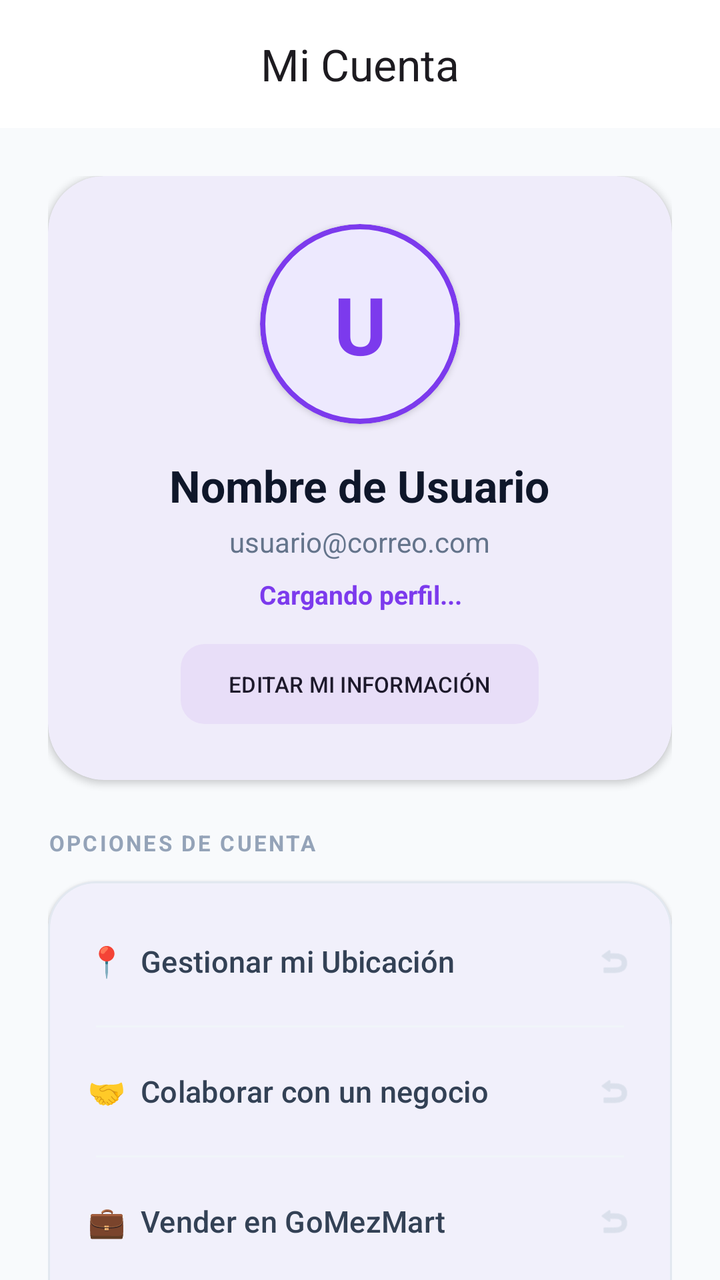
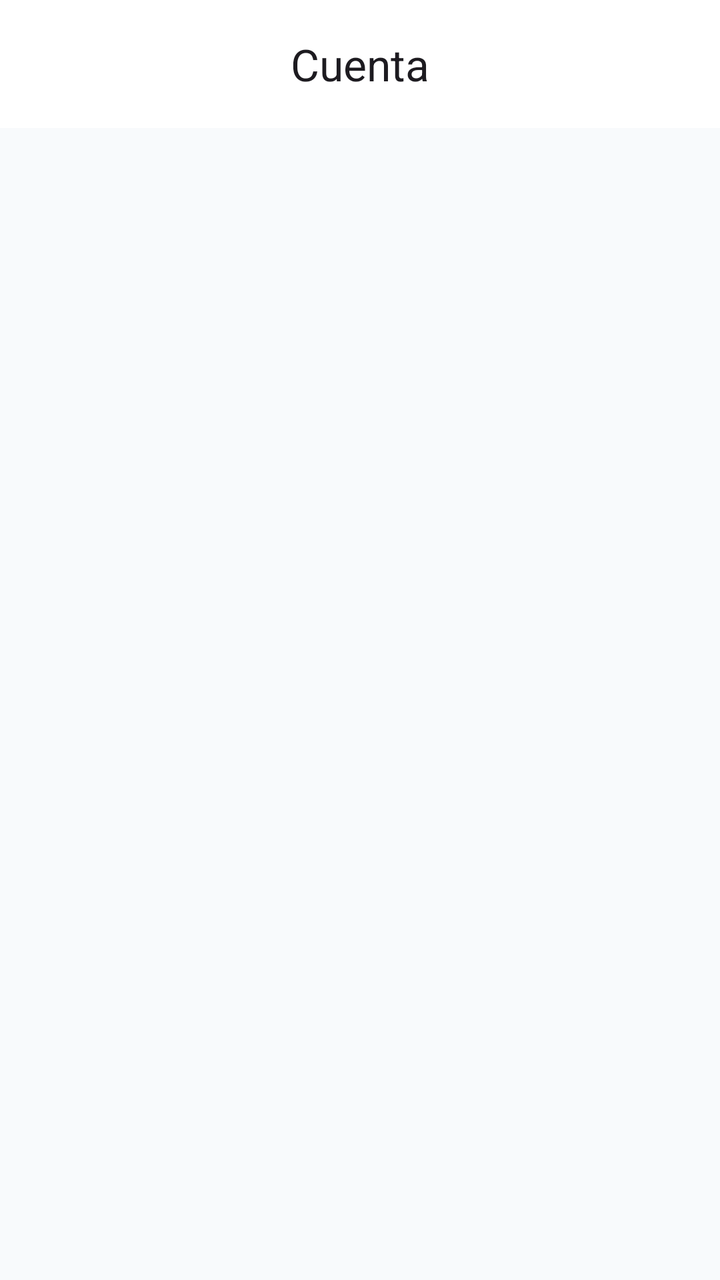

Before-and-after screenshots of an Android layout around one commit, followed by the original layout XML and the change that was made.
<!-- AndroidManifest.xml: application theme Theme.Gomezmart -->
<!-- res/layout/fragment_buyer_account.xml -->
<?xml version="1.0" encoding="utf-8"?>
<androidx.coordinatorlayout.widget.CoordinatorLayout xmlns:android="http://schemas.android.com/apk/res/android"
    xmlns:app="http://schemas.android.com/apk/res-auto"
    android:layout_width="match_parent"
    android:layout_height="match_parent"
    android:background="@color/slate_50">

    <com.google.android.material.appbar.AppBarLayout
        android:layout_width="match_parent"
        android:layout_height="wrap_content"
        android:background="@color/white"
        app:elevation="0dp">
        <com.google.android.material.appbar.MaterialToolbar
            android:id="@+id/toolbarAccount"
            android:layout_width="match_parent"
            android:layout_height="?attr/actionBarSize"
            app:title="Mi Cuenta"
            app:titleCentered="true" />
    </com.google.android.material.appbar.AppBarLayout>

    <androidx.core.widget.NestedScrollView
        android:layout_width="match_parent"
        android:layout_height="match_parent"
        app:layout_behavior="@string/appbar_scrolling_view_behavior">

        <LinearLayout
            android:layout_width="match_parent"
            android:layout_height="wrap_content"
            android:orientation="vertical"
            android:padding="24dp">

            
            <com.google.android.material.card.MaterialCardView
                android:layout_width="match_parent"
                android:layout_height="wrap_content"
                app:cardCornerRadius="28dp"
                app:cardElevation="2dp"
                app:strokeWidth="0dp"
                android:layout_marginBottom="24dp">

                <LinearLayout
                    android:layout_width="match_parent"
                    android:layout_height="wrap_content"
                    android:orientation="vertical"
                    android:padding="24dp"
                    android:gravity="center">

                    <com.google.android.material.card.MaterialCardView
                        android:id="@+id/cardProfileImage"
                        android:layout_width="100dp"
                        android:layout_height="100dp"
                        app:cardCornerRadius="50dp"
                        app:cardElevation="2dp"
                        app:strokeWidth="2.5dp"
                        app:strokeColor="@color/purple_600"
                        app:cardBackgroundColor="@color/purple_100">
                        <FrameLayout
                            android:layout_width="match_parent"
                            android:layout_height="match_parent">
                            <TextView
                                android:id="@+id/tvProfileInitial"
                                android:layout_width="match_parent"
                                android:layout_height="match_parent"
                                android:text="U"
                                android:gravity="center"
                                android:textSize="40sp"
                                android:textStyle="bold"
                                android:textColor="@color/purple_600" />
                            <ImageView
                                android:id="@+id/ivProfileImage"
                                android:layout_width="match_parent"
                                android:layout_height="match_parent"
                                android:scaleType="centerCrop"
                                android:visibility="gone" />
                        </FrameLayout>
                    </com.google.android.material.card.MaterialCardView>

                    <TextView
                        android:id="@+id/tvProfileName"
                        android:layout_width="wrap_content"
                        android:layout_height="wrap_content"
                        android:layout_marginTop="16dp"
                        android:text="Nombre de Usuario"
                        android:textSize="22sp"
                        android:textStyle="bold"
                        android:textColor="@color/slate_900" />

                    <TextView
                        android:id="@+id/tvProfileEmail"
                        android:layout_width="wrap_content"
                        android:layout_height="wrap_content"
                        android:layout_marginTop="4dp"
                        android:text="usuario@correo.com"
                        android:textColor="@color/slate_500"
                        android:textSize="14sp" />

                    <TextView
                        android:id="@+id/tvUserAccountType"
                        android:layout_width="wrap_content"
                        android:layout_height="wrap_content"
                        android:layout_marginTop="8dp"
                        android:text="Cargando perfil..."
                        android:textColor="@color/purple_600"
                        android:textSize="13sp"
                        android:textStyle="bold"
                        android:paddingHorizontal="16dp"
                        android:gravity="center" />

                    <com.google.android.material.button.MaterialButton
                        android:id="@+id/btnEditProfile"
                        style="@style/Widget.Material3.Button.TonalButton"
                        android:layout_width="wrap_content"
                        android:layout_height="wrap_content"
                        android:layout_marginTop="12dp"
                        android:text="EDITAR MI INFORMACIÓN"
                        android:textSize="11sp"
                        app:cornerRadius="12dp" />

                </LinearLayout>
            </com.google.android.material.card.MaterialCardView>

            <TextView
                android:layout_width="wrap_content"
                android:layout_height="wrap_content"
                android:text="OPCIONES DE CUENTA"
                android:textSize="11sp"
                android:textStyle="bold"
                android:textColor="@color/slate_400"
                android:letterSpacing="0.1"
                android:layout_marginBottom="12dp" />

            
            <com.google.android.material.card.MaterialCardView
                android:layout_width="match_parent"
                android:layout_height="wrap_content"
                app:cardCornerRadius="24dp"
                app:cardElevation="1dp"
                app:strokeWidth="1dp"
                app:strokeColor="@color/slate_200">

                <LinearLayout
                    android:layout_width="match_parent"
                    android:layout_height="wrap_content"
                    android:orientation="vertical"
                    android:padding="8dp">

                    <com.google.android.material.button.MaterialButton
                        android:id="@+id/btnSetLocation"
                        style="@style/Widget.Material3.Button.TextButton"
                        android:layout_width="match_parent"
                        android:layout_height="64dp"
                        android:text="📍  Gestionar mi Ubicación"
                        android:gravity="start|center_vertical"
                        android:textColor="@color/slate_700"
                        android:textSize="15sp"
                        app:icon="@android:drawable/ic_menu_revert"
                        app:iconGravity="end"
                        app:iconTint="@color/slate_300" />

                    <View
                        android:layout_width="match_parent"
                        android:layout_height="1dp"
                        android:layout_marginHorizontal="16dp"
                        android:background="@color/slate_100" />

                    <com.google.android.material.button.MaterialButton
                        android:id="@+id/btnCollabWithBusiness"
                        style="@style/Widget.Material3.Button.TextButton"
                        android:layout_width="match_parent"
                        android:layout_height="64dp"
                        android:text="🤝  Colaborar con un negocio"
                        android:gravity="start|center_vertical"
                        android:textColor="@color/slate_700"
                        android:textSize="15sp"
                        app:icon="@android:drawable/ic_menu_revert"
                        app:iconGravity="end"
                        app:iconTint="@color/slate_300" />

                    <View
                        android:layout_width="match_parent"
                        android:layout_height="1dp"
                        android:layout_marginHorizontal="16dp"
                        android:background="@color/slate_100" />

                    <com.google.android.material.button.MaterialButton
                        android:id="@+id/btnSwitchToSeller"
                        style="@style/Widget.Material3.Button.TextButton"
                        android:layout_width="match_parent"
                        android:layout_height="64dp"
                        android:text="💼  Vender en GoMezMart"
                        android:gravity="start|center_vertical"
                        android:textColor="@color/slate_700"
                        android:textSize="15sp"
                        app:icon="@android:drawable/ic_menu_revert"
                        app:iconGravity="end"
                        app:iconTint="@color/slate_300" />

                    <View
                        android:id="@+id/dividerSwitchRole"
                        android:layout_width="match_parent"
                        android:layout_height="1dp"
                        android:layout_marginHorizontal="16dp"
                        android:background="@color/slate_100"
                        android:visibility="gone" />

                    <com.google.android.material.button.MaterialButton
                        android:id="@+id/btnRevertToBuyer"
                        style="@style/Widget.Material3.Button.TextButton"
                        android:layout_width="match_parent"
                        android:layout_height="64dp"
                        android:text="🔄  Volver a modo Comprador"
                        android:gravity="start|center_vertical"
                        android:textColor="@color/purple_600"
                        android:textSize="15sp"
                        android:visibility="gone"
                        app:icon="@android:drawable/ic_menu_revert"
                        app:iconGravity="end"
                        app:iconTint="@color/slate_300" />

                    <View
                        android:layout_width="match_parent"
                        android:layout_height="1dp"
                        android:layout_marginHorizontal="16dp"
                        android:background="@color/slate_100" />

                    <com.google.android.material.button.MaterialButton
                        android:id="@+id/btnLogout"
                        style="@style/Widget.Material3.Button.TextButton"
                        android:layout_width="match_parent"
                        android:layout_height="64dp"
                        android:text="🚪  Cerrar Sesión"
                        android:gravity="start|center_vertical"
                        android:textColor="@color/red_600"
                        android:textSize="15sp" />

                </LinearLayout>
            </com.google.android.material.card.MaterialCardView>

        </LinearLayout>
    </androidx.core.widget.NestedScrollView>

</androidx.coordinatorlayout.widget.CoordinatorLayout>
<!-- resources referenced by this layout -->
<resources>
  <color name="purple_100">#EDE9FE</color>
  <color name="purple_600">#7C3AED</color>
  <color name="red_600">#DC2626</color>
  <color name="slate_100">#F1F5F9</color>
  <color name="slate_200">#E2E8F0</color>
  <color name="slate_300">#CBD5E1</color>
  <color name="slate_400">#94A3B8</color>
  <color name="slate_50">#F8FAFC</color>
  <color name="slate_500">#64748B</color>
  <color name="slate_700">#334155</color>
  <color name="slate_900">#0F172A</color>
  <color name="white">#FFFFFFFF</color>
  <style name="Theme.Gomezmart" parent="Base.Theme.Gomezmart" />
  <style name="Base.Theme.Gomezmart" parent="Theme.Material3.DayNight.NoActionBar">
          <item name="colorPrimary">@color/purple_600</item>
          <item name="colorOnPrimary">@color/white</item>
          <item name="colorSecondary">@color/indigo_500</item>
          <item name="colorSurface">@color/slate_50</item>
          <item name="colorOnSurface">@color/slate_900</item>
          <item name="colorOnSurfaceVariant">@color/slate_500</item>
          <item name="colorSurfaceContainer">@color/white</item>
          <item name="android:windowBackground">@color/slate_50</item>
      </style>
  <color name="indigo_500">#6366F1</color>
</resources>

<!-- the commit's change to res/layout/fragment_buyer_account.xml (unified diff, before → after) -->
@@ -14,229 +14,17 @@
             android:id="@+id/toolbarAccount"
             android:layout_width="match_parent"
             android:layout_height="?attr/actionBarSize"
-            app:title="Mi Cuenta"
+            app:title="Cuenta"
             app:titleCentered="true" />
     </com.google.android.material.appbar.AppBarLayout>
 
-    <androidx.core.widget.NestedScrollView
+    <FrameLayout
+        android:id="@+id/containerBuyerAccountEmpty"
         android:layout_width="match_parent"
         android:layout_height="match_parent"
         app:layout_behavior="@string/appbar_scrolling_view_behavior">
 
-        <LinearLayout
-            android:layout_width="match_parent"
-            android:layout_height="wrap_content"
-            android:orientation="vertical"
-            android:padding="24dp">
-
-            
-            <com.google.android.material.card.MaterialCardView
-                android:layout_width="match_parent"
-                android:layout_height="wrap_content"
-                app:cardCornerRadius="28dp"
-                app:cardElevation="2dp"
-                app:strokeWidth="0dp"
-                android:layout_marginBottom="24dp">
-
-                <LinearLayout
-                    android:layout_width="match_parent"
-                    android:layout_height="wrap_content"
-                    android:orientation="vertical"
-                    android:padding="24dp"
-                    android:gravity="center">
-
-                    <com.google.android.material.card.MaterialCardView
-                        android:id="@+id/cardProfileImage"
-                        android:layout_width="100dp"
-                        android:layout_height="100dp"
-                        app:cardCornerRadius="50dp"
-                        app:cardElevation="2dp"
-                        app:strokeWidth="2.5dp"
-                        app:strokeColor="@color/purple_600"
-                        app:cardBackgroundColor="@color/purple_100">
-                        <FrameLayout
-                            android:layout_width="match_parent"
-                            android:layout_height="match_parent">
-                            <TextView
-                                android:id="@+id/tvProfileInitial"
-                                android:layout_width="match_parent"
-                                android:layout_height="match_parent"
-                                android:text="U"
-                                android:gravity="center"
-                                android:textSize="40sp"
-                                android:textStyle="bold"
-                                android:textColor="@color/purple_600" />
-                            <ImageView
-                                android:id="@+id/ivProfileImage"
-                                android:layout_width="match_parent"
-                                android:layout_height="match_parent"
-                                android:scaleType="centerCrop"
-                                android:visibility="gone" />
-                        </FrameLayout>
-                    </com.google.android.material.card.MaterialCardView>
-
-                    <TextView
-                        android:id="@+id/tvProfileName"
-                        android:layout_width="wrap_content"
-                        android:layout_height="wrap_content"
-                        android:layout_marginTop="16dp"
-                        android:text="Nombre de Usuario"
-                        android:textSize="22sp"
-                        android:textStyle="bold"
-                        android:textColor="@color/slate_900" />
-
-                    <TextView
-                        android:id="@+id/tvProfileEmail"
-                        android:layout_width="wrap_content"
-                        android:layout_height="wrap_content"
-                        android:layout_marginTop="4dp"
-                        android:text="usuario@correo.com"
-                        android:textColor="@color/slate_500"
-                        android:textSize="14sp" />
-
-                    <TextView
-                        android:id="@+id/tvUserAccountType"
-                        android:layout_width="wrap_content"
-                        android:layout_height="wrap_content"
-                        android:layout_marginTop="8dp"
-                        android:text="Cargando perfil..."
-                        android:textColor="@color/purple_600"
-                        android:textSize="13sp"
-                        android:textStyle="bold"
-                        android:paddingHorizontal="16dp"
-                        android:gravity="center" />
-
-                    <com.google.android.material.button.MaterialButton
-                        android:id="@+id/btnEditProfile"
-                        style="@style/Widget.Material3.Button.TonalButton"
-                        android:layout_width="wrap_content"
-                        android:layout_height="wrap_content"
-                        android:layout_marginTop="12dp"
-                        android:text="EDITAR MI INFORMACIÓN"
-                        android:textSize="11sp"
-                        app:cornerRadius="12dp" />
-
-                </LinearLayout>
-            </com.google.android.material.card.MaterialCardView>
-
-            <TextView
-                android:layout_width="wrap_content"
-                android:layout_height="wrap_content"
-                android:text="OPCIONES DE CUENTA"
-                android:textSize="11sp"
-                android:textStyle="bold"
-                android:textColor="@color/slate_400"
-                android:letterSpacing="0.1"
-                android:layout_marginBottom="12dp" />
-
-            
-            <com.google.android.material.card.MaterialCardView
-                android:layout_width="match_parent"
-                android:layout_height="wrap_content"
-                app:cardCornerRadius="24dp"
-                app:cardElevation="1dp"
-                app:strokeWidth="1dp"
-                app:strokeColor="@color/slate_200">
-
-                <LinearLayout
-                    android:layout_width="match_parent"
-                    android:layout_height="wrap_content"
-                    android:orientation="vertical"
-                    android:padding="8dp">
-
-                    <com.google.android.material.button.MaterialButton
-                        android:id="@+id/btnSetLocation"
-                        style="@style/Widget.Material3.Button.TextButton"
-                        android:layout_width="match_parent"
-                        android:layout_height="64dp"
-                        android:text="📍  Gestionar mi Ubicación"
-                        android:gravity="start|center_vertical"
-                        android:textColor="@color/slate_700"
-                        android:textSize="15sp"
-                        app:icon="@android:drawable/ic_menu_revert"
-                        app:iconGravity="end"
-                        app:iconTint="@color/slate_300" />
-
-                    <View
-                        android:layout_width="match_parent"
-                        android:layout_height="1dp"
-                        android:layout_marginHorizontal="16dp"
-                        android:background="@color/slate_100" />
-
-                    <com.google.android.material.button.MaterialButton
-                        android:id="@+id/btnCollabWithBusiness"
-                        style="@style/Widget.Material3.Button.TextButton"
-                        android:layout_width="match_parent"
-                        android:layout_height="64dp"
-                        android:text="🤝  Colaborar con un negocio"
-                        android:gravity="start|center_vertical"
-                        android:textColor="@color/slate_700"
-                        android:textSize="15sp"
-                        app:icon="@android:drawable/ic_menu_revert"
-                        app:iconGravity="end"
-                        app:iconTint="@color/slate_300" />
-
-                    <View
-                        android:layout_width="match_parent"
-                        android:layout_height="1dp"
-                        android:layout_marginHorizontal="16dp"
-                        android:background="@color/slate_100" />
-
-                    <com.google.android.material.button.MaterialButton
-                        android:id="@+id/btnSwitchToSeller"
-                        style="@style/Widget.Material3.Button.TextButton"
-                        android:layout_width="match_parent"
-                        android:layout_height="64dp"
-                        android:text="💼  Vender en GoMezMart"
-                        android:gravity="start|center_vertical"
-                        android:textColor="@color/slate_700"
-                        android:textSize="15sp"
-                        app:icon="@android:drawable/ic_menu_revert"
-                        app:iconGravity="end"
-                        app:iconTint="@color/slate_300" />
-
-                    <View
-                        android:id="@+id/dividerSwitchRole"
-                        android:layout_width="match_parent"
-                        android:layout_height="1dp"
-                        android:layout_marginHorizontal="16dp"
-                        android:background="@color/slate_100"
-                        android:visibility="gone" />
-
-                    <com.google.android.material.button.MaterialButton
-                        android:id="@+id/btnRevertToBuyer"
-                        style="@style/Widget.Material3.Button.TextButton"
-                        android:layout_width="match_parent"
-                        android:layout_height="64dp"
-                        android:text="🔄  Volver a modo Comprador"
-                        android:gravity="start|center_vertical"
-                        android:textColor="@color/purple_600"
-                        android:textSize="15sp"
-                        android:visibility="gone"
-                        app:icon="@android:drawable/ic_menu_revert"
-                        app:iconGravity="end"
-                        app:iconTint="@color/slate_300" />
-
-                    <View
-                        android:layout_width="match_parent"
-                        android:layout_height="1dp"
-                        android:layout_marginHorizontal="16dp"
-                        android:background="@color/slate_100" />
-
-                    <com.google.android.material.button.MaterialButton
-                        android:id="@+id/btnLogout"
-                        style="@style/Widget.Material3.Button.TextButton"
-                        android:layout_width="match_parent"
-                        android:layout_height="64dp"
-                        android:text="🚪  Cerrar Sesión"
-                        android:gravity="start|center_vertical"
-                        android:textColor="@color/red_600"
-                        android:textSize="15sp" />
-
-                </LinearLayout>
-            </com.google.android.material.card.MaterialCardView>
-
-        </LinearLayout>
-    </androidx.core.widget.NestedScrollView>
+        
+    </FrameLayout>
 
 </androidx.coordinatorlayout.widget.CoordinatorLayout>
<!-- resource entries referenced after the edit -->
@@ -1,15 +1,8 @@
 <!-- resources referenced by this layout -->
 <resources>
-  <color name="purple_100">#EDE9FE</color>
   <color name="purple_600">#7C3AED</color>
-  <color name="red_600">#DC2626</color>
-  <color name="slate_100">#F1F5F9</color>
-  <color name="slate_200">#E2E8F0</color>
-  <color name="slate_300">#CBD5E1</color>
-  <color name="slate_400">#94A3B8</color>
   <color name="slate_50">#F8FAFC</color>
   <color name="slate_500">#64748B</color>
-  <color name="slate_700">#334155</color>
   <color name="slate_900">#0F172A</color>
   <color name="white">#FFFFFFFF</color>
   <style name="Theme.Gomezmart" parent="Base.Theme.Gomezmart" />
